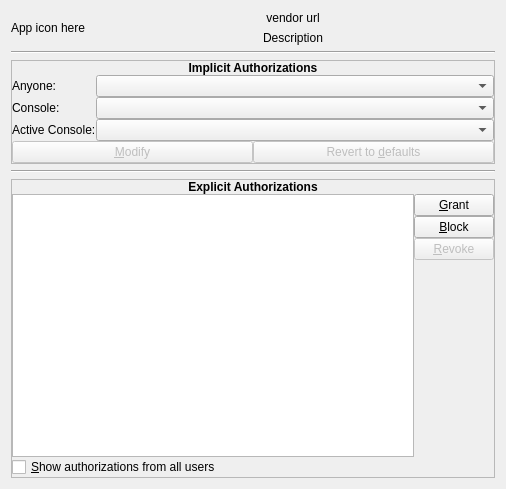
Above: PolicyKit-kde/authorization/PkKAction.ui from RJVB/kdm5 before the change. Below: the same form after it.
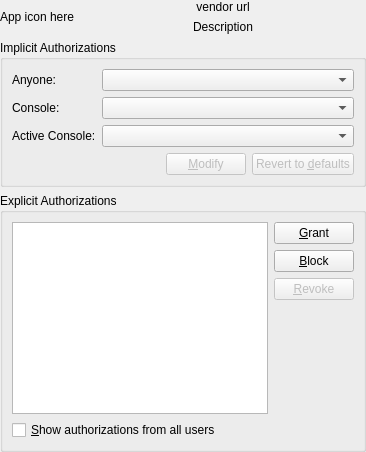
That is the form after the change. Custom widgets are drawn as their Qt base class.

Commit message:
Fix issues in Policy-Kit KCM UI
* remove excessive nested margins
* use standard spacing between widgets
* use standard group boxes
* convert to QFormLayout
* use sane icon size (this is no image viewer :)

CCMAIL:dantti85-pk@yahoo.com.br

Patch:
```diff
--- a/PolicyKit-kde/authorization/PkKAction.ui
+++ b/PolicyKit-kde/authorization/PkKAction.ui
@@ -1,32 +1,15 @@
 <ui version="4.0" >
  <class>PkKAction</class>
- <widget class="QWidget" name="PkKAction" >
-  <property name="geometry" >
-   <rect>
-    <x>0</x>
-    <y>0</y>
-    <width>506</width>
-    <height>489</height>
-   </rect>
-  </property>
-  <property name="sizePolicy" >
-   <sizepolicy vsizetype="Preferred" hsizetype="Preferred" >
-    <horstretch>0</horstretch>
-    <verstretch>0</verstretch>
-   </sizepolicy>
-  </property>
-  <property name="minimumSize" >
-   <size>
-    <width>0</width>
-    <height>0</height>
-   </size>
-  </property>
-  <layout class="QVBoxLayout" name="verticalLayout" >
+ <widget class="QWidget" name="PkKAction">
+  <layout class="QVBoxLayout" name="verticalLayout_3">
+   <property name="margin">
+    <number>0</number>
+   </property>
    <item>
-    <layout class="QGridLayout" name="gridLayout" >
-     <item rowspan="2" row="0" column="0" >
-      <widget class="QLabel" name="appIconL" >
-       <property name="text" >
+    <layout class="QGridLayout" name="gridLayout">
+     <item row="0" column="0" rowspan="2">
+      <widget class="QLabel" name="appIconL">
+       <property name="text">
         <string>App icon here</string>
        </property>
        <property name="alignment" >
@@ -78,109 +61,87 @@
     </layout>
    </item>
    <item>
-    <widget class="Line" name="line_2" >
-     <property name="orientation" >
-      <enum>Qt::Horizontal</enum>
+    <widget class="QGroupBox" name="groupBox">
+     <property name="title">
+      <string>Implicit Authorizations</string>
      </property>
-    </widget>
-   </item>
-   <item>
-    <widget class="QFrame" name="frame" >
-     <property name="toolTip" >
-      <string>&lt;i>Implicit authorizations&lt;/i> are authorizations automatically given to users based on certain criteria such as if they are on the local console.</string>
-     </property>
-     <property name="whatsThis" >
-      <string>&lt;i>Implicit authorizations&lt;/i> are authorizations automatically given to users based on certain criteria such as if they are on the local console.</string>
-     </property>
-     <property name="frameShape" >
-      <enum>QFrame::StyledPanel</enum>
-     </property>
-     <property name="frameShadow" >
-      <enum>QFrame::Plain</enum>
-     </property>
-     <layout class="QGridLayout" name="gridLayout_3" >
-      <property name="margin" >
-       <number>0</number>
-      </property>
-      <property name="spacing" >
-       <number>0</number>
-      </property>
-      <item row="0" column="0" >
-       <layout class="QGridLayout" name="gridLayout_2" >
-        <item row="2" column="0" >
-         <widget class="QLabel" name="allowInactiveL" >
-          <property name="text" >
+     <layout class="QVBoxLayout" name="verticalLayout">
+      <item>
+       <layout class="QFormLayout" name="formLayout">
+        <property name="fieldGrowthPolicy">
+         <enum>QFormLayout::ExpandingFieldsGrow</enum>
+        </property>
+        <item row="0" column="0">
+         <widget class="QLabel" name="allowAnyL">
+          <property name="text">
+           <string>Anyone:</string>
+          </property>
+         </widget>
+        </item>
+        <item row="0" column="1">
+         <widget class="KComboBox" name="allowAnyCB">
+          <property name="sizePolicy">
+           <sizepolicy hsizetype="MinimumExpanding" vsizetype="Fixed">
+            <horstretch>0</horstretch>
+            <verstretch>0</verstretch>
+           </sizepolicy>
+          </property>
+         </widget>
+        </item>
+        <item row="1" column="0">
+         <widget class="QLabel" name="allowInactiveL">
+          <property name="text">
            <string>Console:</string>
           </property>
          </widget>
         </item>
-        <item row="3" column="0" >
-         <widget class="QLabel" name="allowActiveL" >
-          <property name="text" >
+        <item row="1" column="1">
+         <widget class="KComboBox" name="allowInactiveCB">
+          <property name="sizePolicy">
+           <sizepolicy hsizetype="MinimumExpanding" vsizetype="Fixed">
+            <horstretch>0</horstretch>
+            <verstretch>0</verstretch>
+           </sizepolicy>
+          </property>
+         </widget>
+        </item>
+        <item row="2" column="0">
+         <widget class="QLabel" name="allowActiveL">
+          <property name="text">
            <string>Active Console:</string>
           </property>
          </widget>
         </item>
-        <item row="1" column="1" >
-         <widget class="KComboBox" name="allowAnyCB" >
-          <property name="sizePolicy" >
-           <sizepolicy vsizetype="Fixed" hsizetype="MinimumExpanding" >
+        <item row="2" column="1">
+         <widget class="KComboBox" name="allowActiveCB">
+          <property name="sizePolicy">
+           <sizepolicy hsizetype="MinimumExpanding" vsizetype="Fixed">
             <horstretch>0</horstretch>
             <verstretch>0</verstretch>
            </sizepolicy>
           </property>
          </widget>
         </item>
-        <item row="2" column="1" >
-         <widget class="KComboBox" name="allowInactiveCB" >
-          <property name="sizePolicy" >
-           <sizepolicy vsizetype="Fixed" hsizetype="MinimumExpanding" >
-            <horstretch>0</horstretch>
-            <verstretch>0</verstretch>
-           </sizepolicy>
-          </property>
-         </widget>
-        </item>
-        <item row="3" column="1" >
-         <widget class="KComboBox" name="allowActiveCB" >
-          <property name="sizePolicy" >
-           <sizepolicy vsizetype="Fixed" hsizetype="MinimumExpanding" >
-            <horstretch>0</horstretch>
-            <verstretch>0</verstretch>
-           </sizepolicy>
-          </property>
-         </widget>
-        </item>
-        <item row="1" column="0" >
-         <widget class="QLabel" name="allowAnyL" >
-          <property name="text" >
-           <string>Anyone:</string>
-          </property>
-         </widget>
-        </item>
-        <item row="0" column="0" colspan="2" >
-         <widget class="QLabel" name="label" >
-          <property name="font" >
-           <font>
-            <weight>75</weight>
-            <bold>true</bold>
-           </font>
-          </property>
-          <property name="text" >
-           <string>Implicit Authorizations</string>
-          </property>
-          <property name="alignment" >
-           <set>Qt::AlignCenter</set>
-          </property>
-         </widget>
-        </item>
        </layout>
       </item>
-      <item row="1" column="0" >
-       <layout class="QHBoxLayout" name="horizontalLayout" >
+      <item>
+       <layout class="QHBoxLayout" name="horizontalLayout">
         <item>
-         <widget class="KPushButton" name="modifyPB" >
-          <property name="enabled" >
+         <spacer name="horizontalSpacer">
+          <property name="orientation">
+           <enum>Qt::Horizontal</enum>
+          </property>
+          <property name="sizeHint" stdset="0">
+           <size>
+            <width>40</width>
+            <height>20</height>
+           </size>
+          </property>
+         </spacer>
+        </item>
+        <item>
+         <widget class="KPushButton" name="modifyPB">
+          <property name="enabled">
            <bool>false</bool>
           </property>
           <property name="sizePolicy" >
@@ -216,54 +177,16 @@
     </widget>
    </item>
    <item>
-    <widget class="Line" name="line" >
-     <property name="orientation" >
-      <enum>Qt::Horizontal</enum>
+    <widget class="QGroupBox" name="groupBox_2">
+     <property name="title">
+      <string>Explicit Authorizations</string>
      </property>
-    </widget>
-   </item>
-   <item>
-    <widget class="QFrame" name="frame_2" >
-     <property name="toolTip" >
-      <string>This list displays authorizations that are either obtained through authentication or specifically given to the entity in question. Blocked authorizations are marked with a &lt;b>STOP&lt;/b> sign.</string>
-     </property>
-     <property name="whatsThis" >
-      <string>This list displays authorizations that are either obtained through authentication or specifically given to the entity in question. Blocked authorizations are marked with a &lt;b>STOP&lt;/b> sign.</string>
-     </property>
-     <property name="frameShape" >
-      <enum>QFrame::StyledPanel</enum>
-     </property>
-     <property name="frameShadow" >
-      <enum>QFrame::Plain</enum>
-     </property>
-     <layout class="QGridLayout" name="gridLayout_5" >
-      <property name="margin" >
-       <number>0</number>
-      </property>
-      <property name="spacing" >
-       <number>0</number>
-      </property>
-      <item row="0" column="0" >
-       <widget class="QLabel" name="label_2" >
-        <property name="font" >
-         <font>
-          <weight>75</weight>
-          <bold>true</bold>
-         </font>
-        </property>
-        <property name="text" >
-         <string>Explicit Authorizations</string>
-        </property>
-        <property name="alignment" >
-         <set>Qt::AlignCenter</set>
-        </property>
-       </widget>
-      </item>
-      <item row="1" column="0" >
-       <layout class="QGridLayout" name="gridLayout_4" >
-        <item row="0" column="1" >
-         <widget class="KPushButton" name="grantPB" >
-          <property name="text" >
+     <layout class="QVBoxLayout" name="verticalLayout_2">
+      <item>
+       <layout class="QGridLayout" name="gridLayout_4">
+        <item row="0" column="1">
+         <widget class="KPushButton" name="grantPB">
+          <property name="text">
            <string>&amp;Grant</string>
           </property>
          </widget>
@@ -278,10 +201,40 @@
           </property>
          </widget>
         </item>
-        <item rowspan="5" row="0" column="0" >
-         <widget class="QTreeView" name="explicitAuthTV" >
-          <property name="sizePolicy" >
-           <sizepolicy vsizetype="Minimum" hsizetype="Preferred" >
+        <item row="5" column="0" colspan="2">
+         <widget class="QCheckBox" name="showChB">
+          <property name="text">
+           <string>&amp;Show authorizations from all users</string>
+          </property>
+         </widget>
+        </item>
+        <item row="3" column="1" rowspan="2">
+         <spacer name="verticalSpacer">
+          <property name="orientation">
+           <enum>Qt::Vertical</enum>
+          </property>
+          <property name="sizeHint" stdset="0">
+           <size>
+            <width>20</width>
+            <height>40</height>
+           </size>
+          </property>
+         </spacer>
+        </item>
+        <item row="2" column="1">
+         <widget class="KPushButton" name="revokePB">
+          <property name="enabled">
+           <bool>false</bool>
+          </property>
+          <property name="text">
+           <string>&amp;Revoke</string>
+          </property>
+         </widget>
+        </item>
+        <item row="0" column="0" rowspan="5">
+         <widget class="QTreeView" name="explicitAuthTV">
+          <property name="sizePolicy">
+           <sizepolicy hsizetype="Preferred" vsizetype="Minimum">
             <horstretch>50</horstretch>
             <verstretch>80</verstretch>
            </sizepolicy>
@@ -318,36 +271,6 @@
           </property>
          </widget>
         </item>
-        <item row="5" column="0" colspan="2" >
-         <widget class="QCheckBox" name="showChB" >
-          <property name="text" >
-           <string>&amp;Show authorizations from all users</string>
-          </property>
-         </widget>
-        </item>
-        <item rowspan="2" row="3" column="1" >
-         <spacer name="verticalSpacer" >
-          <property name="orientation" >
-           <enum>Qt::Vertical</enum>
-          </property>
-          <property name="sizeHint" stdset="0" >
-           <size>
-            <width>20</width>
-            <height>40</height>
-           </size>
-          </property>
-         </spacer>
-        </item>
-        <item row="2" column="1" >
-         <widget class="KPushButton" name="revokePB" >
-          <property name="enabled" >
-           <bool>false</bool>
-          </property>
-          <property name="text" >
-           <string>&amp;Revoke</string>
-          </property>
-         </widget>
-        </item>
        </layout>
       </item>
      </layout>
@@ -358,11 +281,6 @@
   </layout>
  </widget>
  <customwidgets>
-  <customwidget>
-   <class>KComboBox</class>
-   <extends>QComboBox</extends>
-   <header>kcombobox.h</header>
-  </customwidget>
   <customwidget>
    <class>KPushButton</class>
    <extends>QPushButton</extends>
@@ -373,6 +291,11 @@
    <extends>QLabel</extends>
    <header>kurllabel.h</header>
   </customwidget>
+  <customwidget>
+   <class>KComboBox</class>
+   <extends>QComboBox</extends>
+   <header>kcombobox.h</header>
+  </customwidget>
  </customwidgets>
  <resources/>
  <connections/>
```
Left out of the diff: 76 changed lines with no effect on the pictures. The commit also changes 2 other files.
